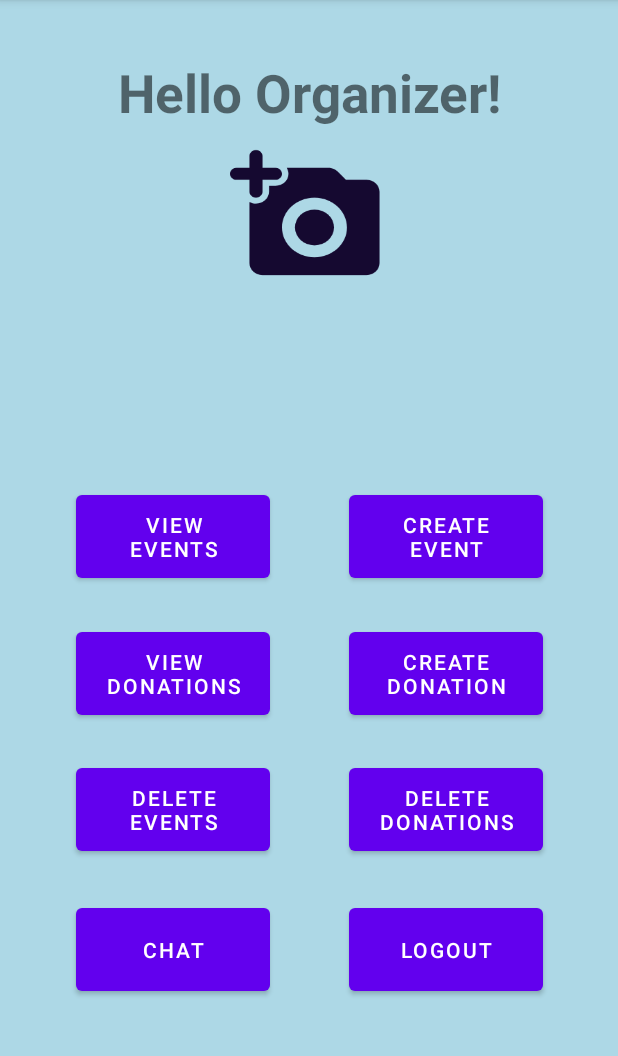
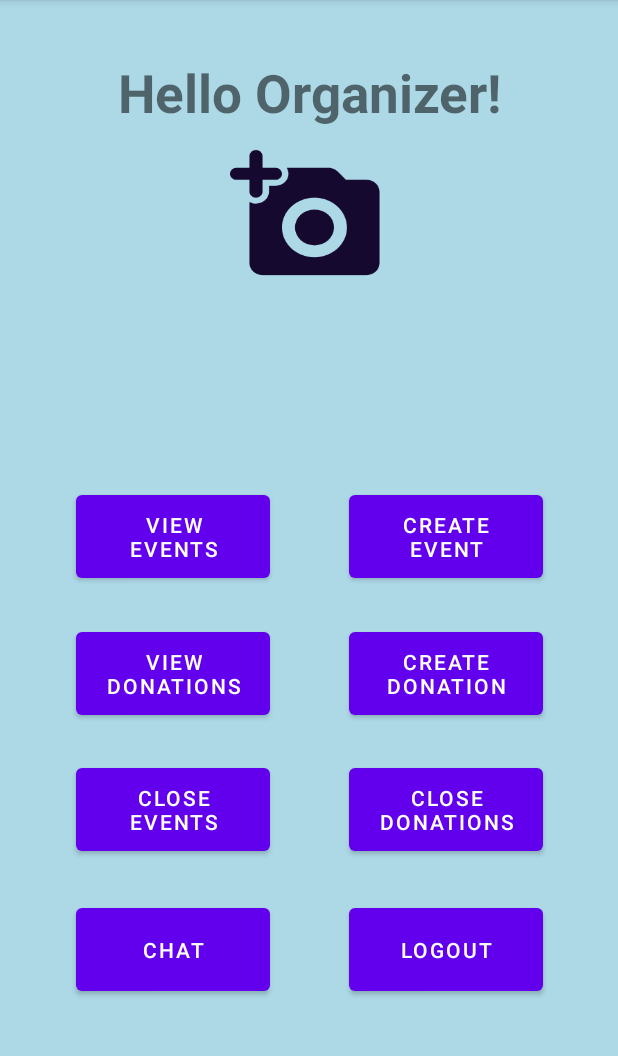
Before and after one commit to costis99/VolunteerNearMeApp, an Android app: the HomeOrganizersActivity screen opened directly, with no data from a screen before it, on a phone screen of 412 x 824 dp, the part 84-1140 px from its top. Run offline under Robolectric (Android 15) with nearby library versions, the light colour scheme and no system bars; our stand-ins replace Firebase (no records; nobody signed in at launch, a user with empty details on screens opened directly), Picasso; pictures from the network do not load; 1 statement that could not run was skipped.

Commit message:
Make all delete -> close

```diff
--- a/app/src/main/java/Comp3200/volunteernearmeapp/DeleteDonationsActivity.kt
+++ b/app/src/main/java/Comp3200/volunteernearmeapp/DeleteDonationsActivity.kt
@@ -62,7 +62,7 @@ class DeleteDonationsActivity: AppCompatActivity() {
                                 ViewGroup.LayoutParams.WRAP_CONTENT, 100
                             )
                         textView1.gravity = Gravity.CENTER_VERTICAL //set the gravity too
-                        textView1.text = "Delete" //adding text
+                        textView1.text = "Close" //adding text
                         textView1.setTextColor(Color.BLUE)
                         linearLayout.addView(textView1)
 //                  MAKE Button CLICKABLE
--- a/app/src/main/java/Comp3200/volunteernearmeapp/DeleteEventsActivity.kt
+++ b/app/src/main/java/Comp3200/volunteernearmeapp/DeleteEventsActivity.kt
@@ -63,7 +63,7 @@ class DeleteEventsActivity: AppCompatActivity() {
                                 ViewGroup.LayoutParams.WRAP_CONTENT, 100
                             )
                         textView1.gravity = Gravity.CENTER_VERTICAL //set the gravity too
-                        textView1.text = "Delete" //adding text
+                        textView1.text = "Close" //adding text
                         textView1.setTextColor(Color.BLUE)
                         linearLayout.addView(textView1)
 //                  MAKE Button CLICKABLE
--- a/app/src/main/java/Comp3200/volunteernearmeapp/MainActivity.kt
+++ b/app/src/main/java/Comp3200/volunteernearmeapp/MainActivity.kt
@@ -119,6 +119,6 @@ class MainActivity : AppCompatActivity() {
     }
 
     override fun onBackPressed() {
-        super.onBackPressed()
+        System.exit(-1)
     }
 }
--- a/app/src/main/res/layout/activity_home_organizers.xml
+++ b/app/src/main/res/layout/activity_home_organizers.xml
@@ -60,7 +60,7 @@
         android:id="@+id/DeleteEventButton"
         android:layout_width="129dp"
         android:layout_height="67dp"
-        android:text="Delete Events"
+        android:text="Close Events"
         app:layout_constraintBottom_toBottomOf="parent"
         app:layout_constraintEnd_toEndOf="parent"
         app:layout_constraintHorizontal_bias="0.18"
@@ -72,7 +72,7 @@
         android:id="@+id/DeleteDonationButton"
         android:layout_width="129dp"
         android:layout_height="67dp"
-        android:text="Delete Donations"
+        android:text="Close Donations"
         app:layout_constraintBottom_toBottomOf="parent"
         app:layout_constraintEnd_toEndOf="parent"
         app:layout_constraintHorizontal_bias="0.822"
```
